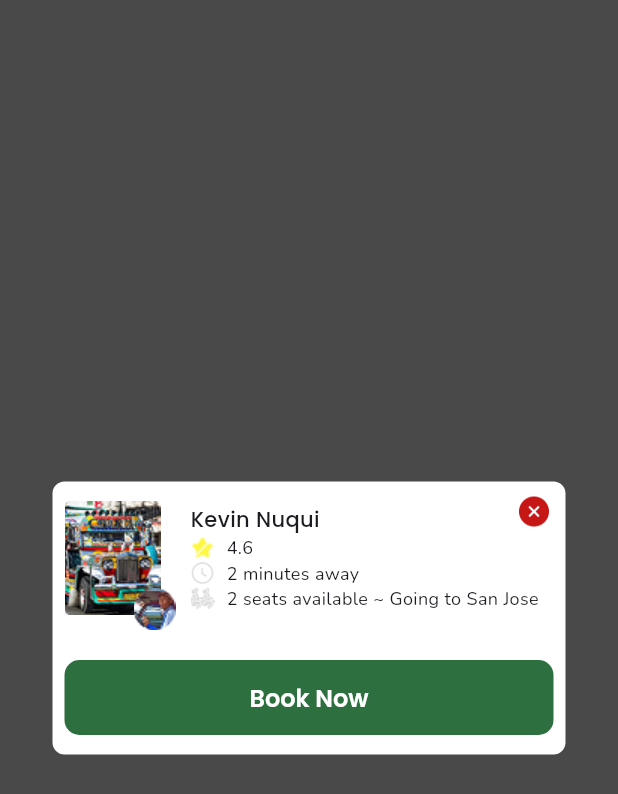
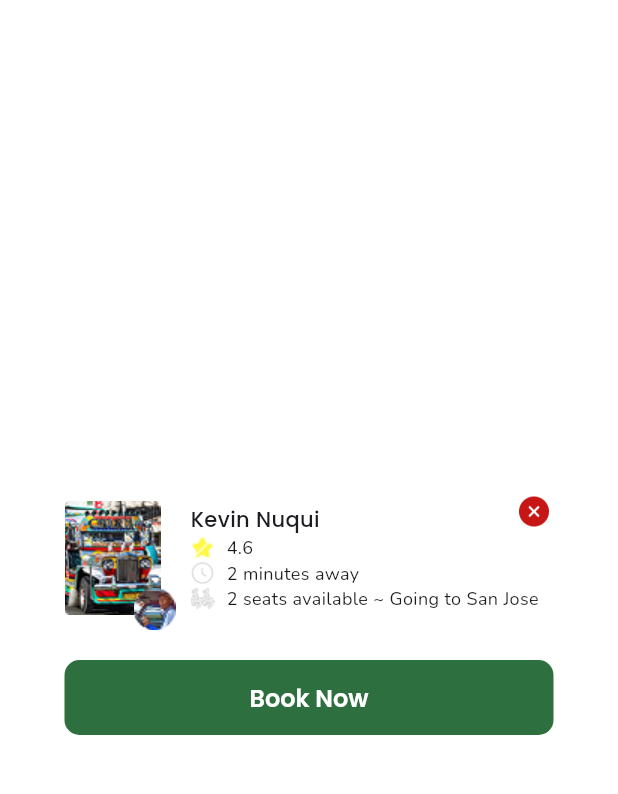
Before and after one commit to jamydevelop/Jodally-Flutter-App, a Flutter app: the screen it shows after launch, on a phone screen of 412 x 824 dp. Shown: the top 794 px of the screen. Run offline on Flutter 3.47's test engine with Material 3 defaults, Android fonts, the phone set to English and light mode, and no system bars; our stand-ins replace geolocator, google_maps_flutter.

Commit message:
initial dialog edited

```diff
--- a/jodally_flutter_app/lib/core/components/home_passenger_book_details_dialog.dart
+++ b/jodally_flutter_app/lib/core/components/home_passenger_book_details_dialog.dart
@@ -10,9 +10,7 @@ class HomePassengerBookDetailsDialog extends StatelessWidget {
 
   @override
   Widget build(BuildContext context) {
-    return Scaffold(
-      backgroundColor: greySecondary,
-      body: Dialog(
+    return Dialog(
       backgroundColor: whitePrimary,
       insetPadding: EdgeInsets.symmetric(horizontal: 14),
       shape: RoundedRectangleBorder(borderRadius: BorderRadius.circular(8)),
@@ -36,8 +34,7 @@ class HomePassengerBookDetailsDialog extends StatelessWidget {
                         children: [
                           Image.asset(Assets.jeepneyImg),
                           Positioned(
-                              bottom:
-                                  -10, // <-- Negative value pushes it outside
+                            bottom: -10, // <-- Negative value pushes it outside
                             right: -10, // <-- Same here
                             child: Image.asset(Assets.driverImg),
                           ),
@@ -135,7 +132,6 @@ class HomePassengerBookDetailsDialog extends StatelessWidget {
           ],
         ),
       ),
-      ),
     );
   }
 }
```
Lines whose indentation alone changed are shown as unchanged.
